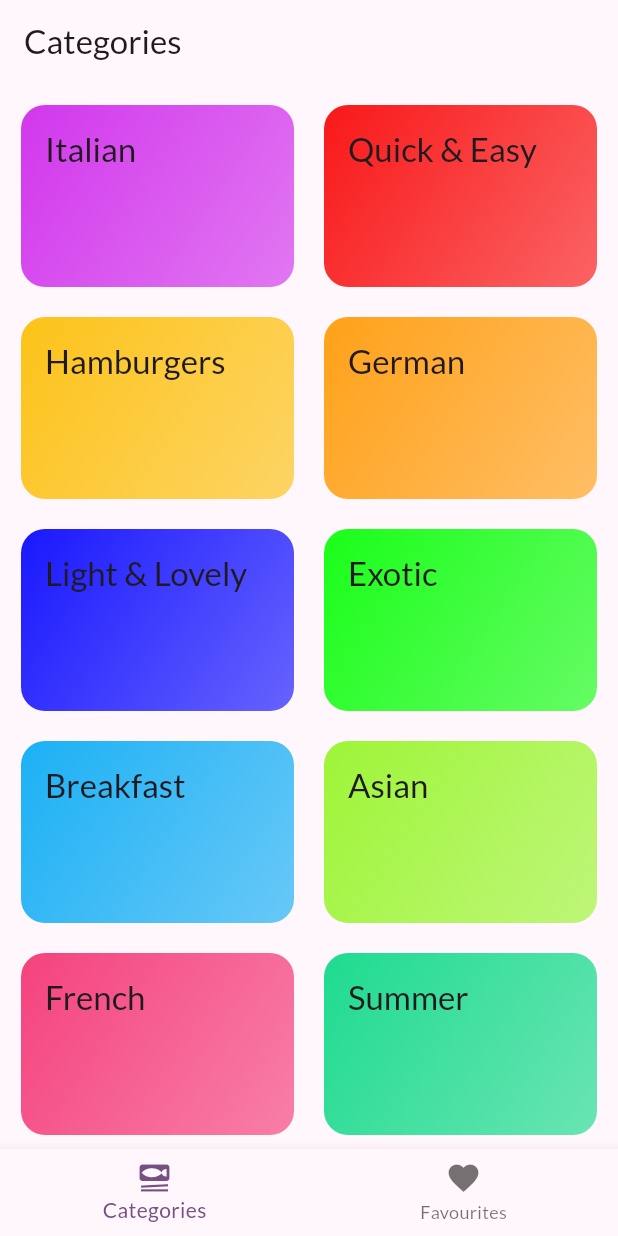
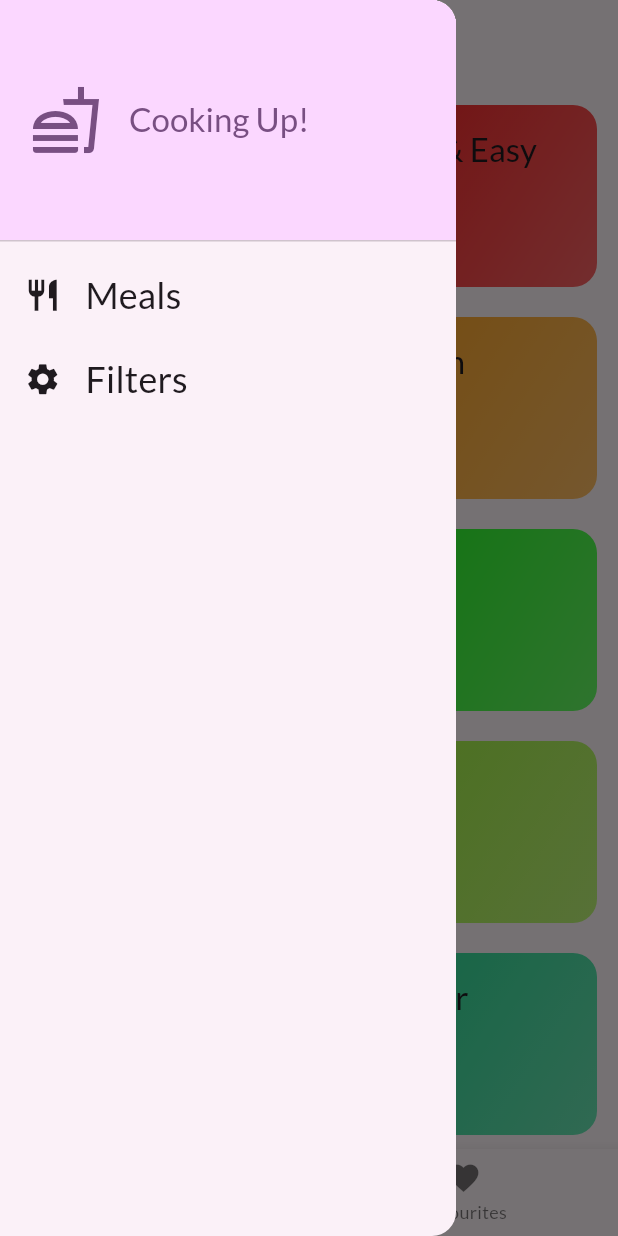
Before and after one commit to AtharvaParadkar/Meals-App, a Flutter app: the screen it shows after launch, with the side drawer open (before the commit the screen has no drawer), on a phone screen of 412 x 824 dp. Run offline on Flutter 3.47's test engine with Material 3 defaults, Android fonts, the phone set to English and light mode, and no system bars; our stand-ins replace google_fonts, transparent_image.

Commit message:
Adding a Drawer

```diff
--- a/lib/screens/tabs.dart
+++ b/lib/screens/tabs.dart
@@ -2,6 +2,7 @@ import 'package:flutter/material.dart';
 import 'package:meals_app/models/meal.dart';
 import 'package:meals_app/screens/categories.dart';
 import 'package:meals_app/screens/meals.dart';
+import 'package:meals_app/widgets/main_drawer.dart';
 
 class TabsScreen extends StatefulWidget {
   const TabsScreen({super.key});
@@ -64,6 +65,7 @@ class _TabsScreenState extends State<TabsScreen> {
       appBar: AppBar(
         title: Text(activePageTitle),
       ),
+      drawer: const MainDrawer(),
       body: activePage,
       bottomNavigationBar: BottomNavigationBar(
         onTap: _selectPage,
--- /dev/null
+++ b/lib/widgets/main_drawer.dart
@@ -0,0 +1,69 @@
+import 'package:flutter/material.dart';
+
+class MainDrawer extends StatelessWidget {
+  const MainDrawer({super.key});
+
+  @override
+  Widget build(BuildContext context) {
+    return Drawer(
+      child: Column(
+        children: [
+          DrawerHeader(
+            padding: const EdgeInsets.all(20),
+            decoration: BoxDecoration(
+                gradient: LinearGradient(colors: [
+              Theme.of(context).colorScheme.primaryContainer,
+              Theme.of(context).colorScheme.primaryContainer.withOpacity(1),
+            ], begin: Alignment.topLeft, end: Alignment.bottomRight)),
+            child: Row(
+              children: [
+                Icon(
+                  Icons.fastfood_outlined,
+                  size: 48,
+                  color: Theme.of(context).colorScheme.primary,
+                ),
+                const SizedBox(width: 18),
+                Text(
+                  'Cooking Up!',
+                  style: Theme.of(context).textTheme.titleLarge!.copyWith(
+                        color: Theme.of(context).colorScheme.primary,
+                      ),
+                ),
+              ],
+            ),
+          ),
+          ListTile(
+            leading: Icon(
+              Icons.restaurant,
+              size: 25,
+              color: Theme.of(context).colorScheme.onSurface,
+            ),
+            title: Text(
+              'Meals',
+              style: Theme.of(context).textTheme.titleSmall!.copyWith(
+                    color: Theme.of(context).colorScheme.onSurface,
+                    fontSize: 24,
+                  ),
+            ),
+            onTap: (){},
+          ),
+          ListTile(
+            leading: Icon(
+              Icons.settings,
+              size: 25,
+              color: Theme.of(context).colorScheme.onSurface,
+            ),
+            title: Text(
+              'Filters',
+              style: Theme.of(context).textTheme.titleSmall!.copyWith(
+                    color: Theme.of(context).colorScheme.onSurface,
+                    fontSize: 24,
+                  ),
+            ),
+            onTap: (){}
+          ),
+        ],
+      ),
+    );
+  }
+}
```
